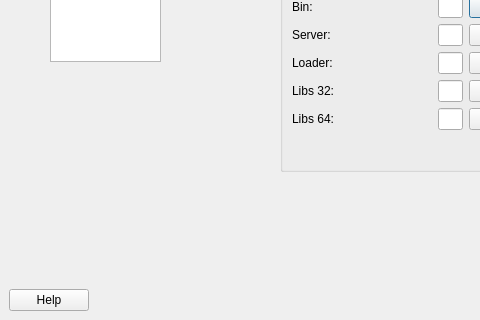
brezerk/q4wine, file src/q4wine-gui/uis/VersionManager.ui: the form before one commit; both pictures show x 0 to 480 and y 110 to 430 of the 676 by 430 pixel window.
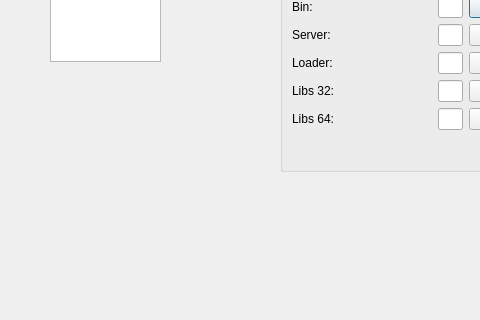
The form after the commit. Icons and pictures are not drawn.

The edit to the form file:
```diff
--- a/src/q4wine-gui/uis/VersionManager.ui
+++ b/src/q4wine-gui/uis/VersionManager.ui
@@ -518,13 +518,6 @@
       </property>
       <item>
        <layout class="QHBoxLayout">
-        <item>
-         <widget class="QPushButton" name="cmdHelp">
-          <property name="text">
-           <string>Help</string>
-          </property>
-         </widget>
-        </item>
         <item>
          <spacer>
           <property name="orientation">
```
